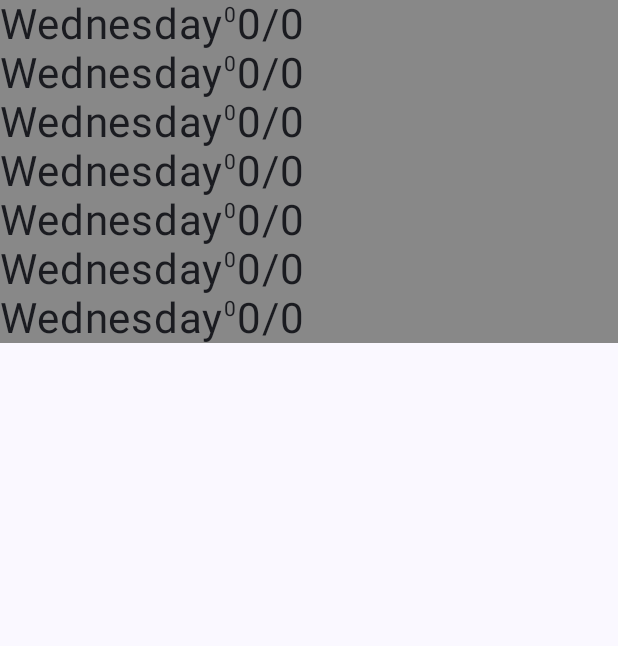
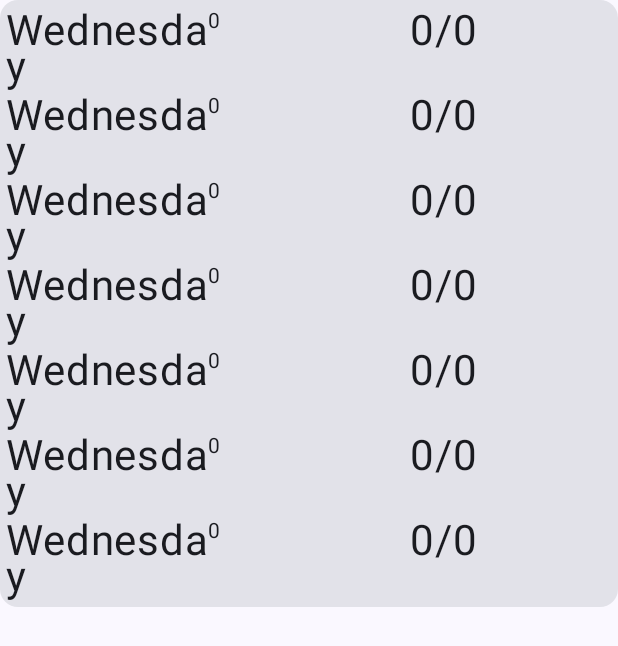
Before and after one commit to Simeon03/JetWeather, an Android app built with Jetpack Compose: the composable WeeklyWeatherView shown on its own in the app's theme, on a phone screen of 412 x 824 dp. Shown: the top 646 px of the screen. Run offline under Robolectric (Android 15) with nearby library versions, the phone set to English and light mode, and no system bars; network calls fail; 2 statements that could not run were skipped.

Commit message:
Card Formatting

```diff
--- a/app/src/main/java/com/example/jetweather/views/WeeklyWeatherView.kt
+++ b/app/src/main/java/com/example/jetweather/views/WeeklyWeatherView.kt
@@ -3,9 +3,12 @@ package com.example.jetweather.views
 import android.os.Build
 import androidx.annotation.RequiresApi
 import androidx.compose.foundation.background
+import androidx.compose.foundation.layout.Arrangement
 import androidx.compose.foundation.layout.Column
 import androidx.compose.foundation.layout.Row
 import androidx.compose.foundation.layout.fillMaxWidth
+import androidx.compose.foundation.layout.padding
+import androidx.compose.material3.Card
 import androidx.compose.material3.Text
 import androidx.compose.runtime.Composable
 import androidx.compose.runtime.LaunchedEffect
@@ -15,6 +18,8 @@ import androidx.compose.runtime.remember
 import androidx.compose.runtime.setValue
 import androidx.compose.ui.Modifier
 import androidx.compose.ui.graphics.Color
+import androidx.compose.ui.text.style.TextAlign
+import androidx.compose.ui.unit.dp
 import com.example.jetweather.WeatherViewModel
 import com.example.jetweather.data.WeeklyWeather
 import com.example.jetweather.ui.theme.Typography
@@ -30,18 +35,13 @@ fun WeeklyWeatherView(viewModel: WeatherViewModel) {
         }
     }
 
-    Column(
-        modifier = Modifier
-            .fillMaxWidth()
-            .background(Color.LightGray),
-    ) {
-
-        for (i in 0..6) {
-            Row(
-                modifier = Modifier
-                    .fillMaxWidth()
-                    .background(Color.Gray)
-            ) {
+    Card {
+        Column(
+            modifier = Modifier
+                .fillMaxWidth()
+                .padding(4.dp)
+        ) {
+            for (i in 0..6) {
                 DailyWeatherView(
                     minTemp = viewModel.fetchDailyMinTemperature(weeklyWeather, i),
                     maxTemp = viewModel.fetchDailyMaxTemperature(weeklyWeather, i),
@@ -51,17 +51,32 @@ fun WeeklyWeatherView(viewModel: WeatherViewModel) {
             }
         }
     }
+
 }
 
 @Composable
 fun DailyWeatherView(minTemp: Int, maxTemp: Int, date: String, weatherCode: String) {
     Row(
-        modifier = Modifier
-            .fillMaxWidth()
-            .background(Color.Gray),
+        modifier = Modifier.fillMaxWidth(),
+        horizontalArrangement = Arrangement.SpaceEvenly
     ) {
-        Text(text = date, style = Typography.bodyLarge)
-        Text(text = weatherCode, style = Typography.bodyMedium)
-        Text(text = "$minTemp/$maxTemp", style = Typography.bodyLarge)
+        Text(
+            text = date,
+            modifier = Modifier.weight(1f),
+            textAlign = TextAlign.Start,
+            style = Typography.bodyLarge
+        )
+        Text(
+            text = weatherCode,
+            modifier = Modifier.weight(1f),
+            textAlign = TextAlign.Start,
+            style = Typography.bodyMedium
+        )
+        Text(
+            text = "$minTemp/$maxTemp",
+            modifier = Modifier.weight(1f),
+            textAlign = TextAlign.Start,
+            style = Typography.bodyLarge
+        )
     }
 }
```
